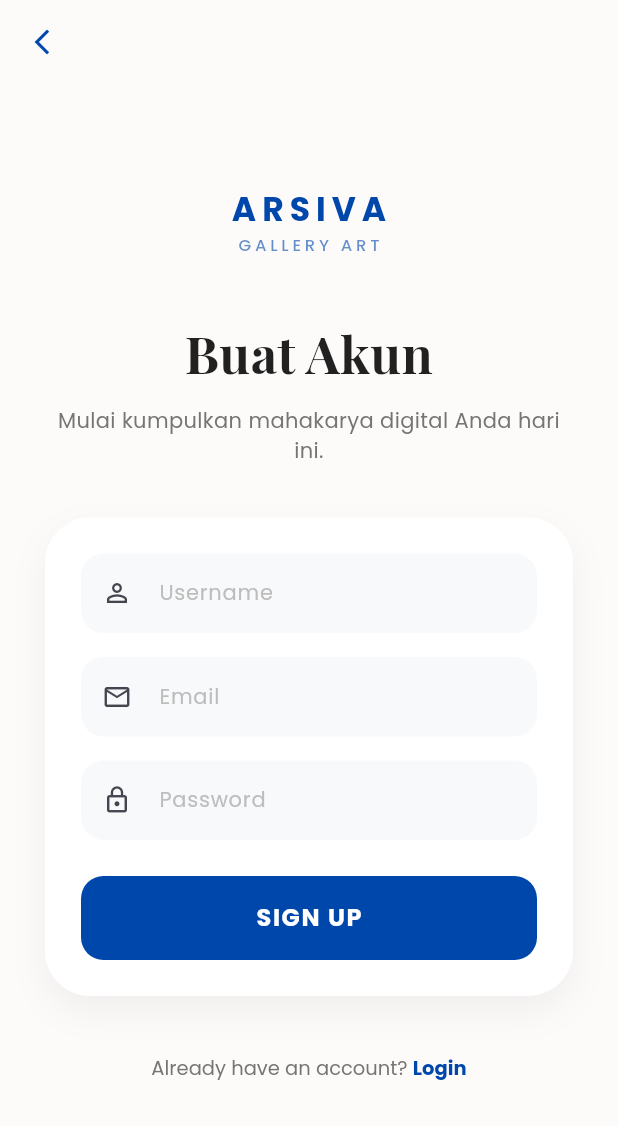
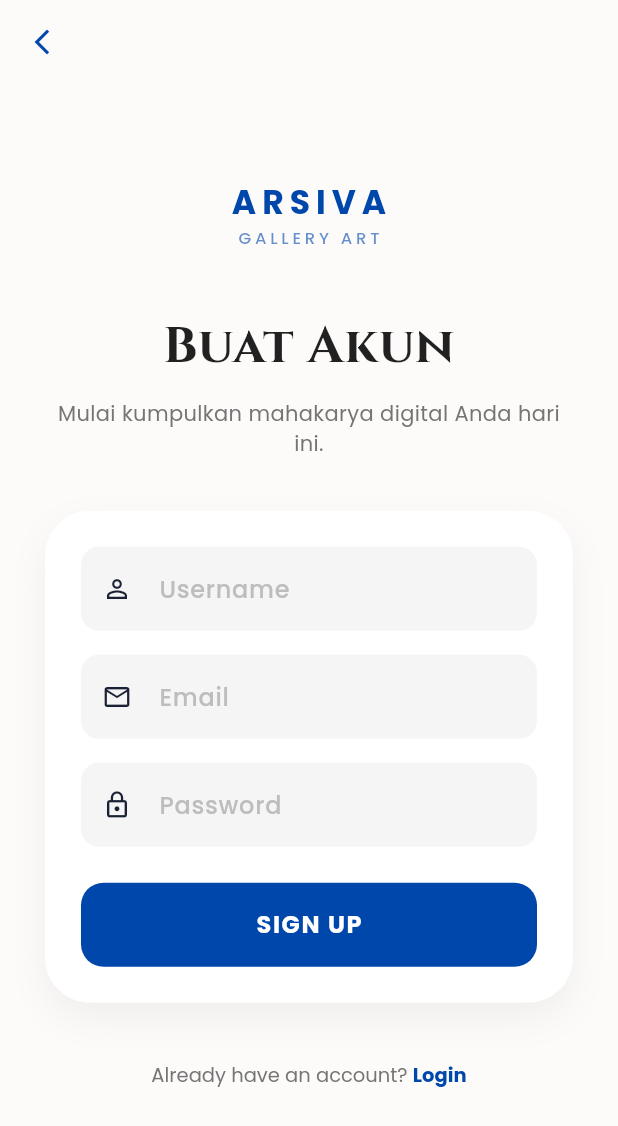
Before and after one commit to hilldanura198-bit/New-project-6, a Flutter app: the LoginPage screen opened directly, after a tap on an icon or button, on a phone screen of 412 x 824 dp. Shown: the top 1126 px of the screen. Run offline on Flutter 3.47's test engine with Material 3 defaults, Android fonts, the phone set to English and light mode, and no system bars; our stand-ins replace camera, flutter_riverpod, google_fonts, image_picker, supabase_flutter; accounts and stored records are empty; network calls fail.

Commit message:
feat: add splash-to-guest auth flow and global Poppins dark/light theme

```diff
--- /dev/null
+++ b/lib/src/core/theme/app_typography.dart
@@ -0,0 +1,21 @@
+import 'package:flutter/material.dart';
+import 'package:google_fonts/google_fonts.dart';
+
+class AppTypography {
+  const AppTypography._();
+
+  // Glyphic style fallback for tagline and "Buat Akun".
+  static TextStyle glyphic({
+    double? fontSize,
+    FontWeight? fontWeight,
+    Color? color,
+    double? letterSpacing,
+  }) {
+    return GoogleFonts.cinzel(
+      fontSize: fontSize,
+      fontWeight: fontWeight ?? FontWeight.w700,
+      color: color,
+      letterSpacing: letterSpacing,
+    );
+  }
+}
--- a/lib/src/features/auth/presentation/pages/login_page.dart
+++ b/lib/src/features/auth/presentation/pages/login_page.dart
@@ -1,7 +1,6 @@
 import 'package:flutter/material.dart';
-import 'package:google_fonts/google_fonts.dart';
 import 'package:supabase_flutter/supabase_flutter.dart';
-import '../../../home/presentation/pages/home_page.dart';
+import 'auth_landing_page.dart';
 import 'signup_page.dart';
 
 class LoginPage extends StatefulWidget {
@@ -75,7 +74,7 @@ class _LoginPageState extends State<LoginPage> {
       if (!mounted) return;
 
       Navigator.of(context).pushReplacement(
-        MaterialPageRoute<void>(builder: (_) => const HomePage()),
+        MaterialPageRoute<void>(builder: (_) => const AuthLandingPage()),
       );
     } on AuthException catch (error) {
       if (!mounted) return;
@@ -97,7 +96,7 @@ class _LoginPageState extends State<LoginPage> {
   @override
   Widget build(BuildContext context) {
     return Scaffold(
-      backgroundColor: const Color(0xFFFDFBFA),
+      backgroundColor: Theme.of(context).scaffoldBackgroundColor,
       body: SafeArea(
         child: Center(
           child: SingleChildScrollView(
@@ -105,25 +104,22 @@ class _LoginPageState extends State<LoginPage> {
             child: Column(
               mainAxisAlignment: MainAxisAlignment.center,
               children: [
-                // Header ARSIVA
                 Column(
                   children: [
                     Text(
                       'ARSIVA',
-                      style: GoogleFonts.poppins(
+                      style: Theme.of(context).textTheme.titleLarge?.copyWith(
                         fontWeight: FontWeight.bold,
-                        fontSize: 22,
                         letterSpacing: 4.0,
-                        color: const Color(0xFF0047AB),
+                        color: Colors.black,
                       ),
                     ),
                     Text(
                       'GALLERY ART',
-                      style: GoogleFonts.poppins(
+                      style: Theme.of(context).textTheme.bodySmall?.copyWith(
                         fontWeight: FontWeight.w500,
-                        fontSize: 11,
                         letterSpacing: 2.5,
-                        color: const Color(0xFF0047AB).withOpacity(0.6),
+                        color: Colors.black54,
                       ),
                     ),
                   ],
@@ -132,20 +128,13 @@ class _LoginPageState extends State<LoginPage> {
                 Text(
                   'Selamat Datang',
                   textAlign: TextAlign.center,
-                  style: GoogleFonts.playfairDisplay(
-                    fontSize: 34,
-                    fontWeight: FontWeight.bold,
-                    color: Colors.black87,
-                  ),
+                  style: Theme.of(context).textTheme.displayMedium?.copyWith(fontWeight: FontWeight.bold),
                 ),
                 const SizedBox(height: 10),
                 Text(
                   'Masuk untuk melanjutkan perjalanan seni Anda.',
                   textAlign: TextAlign.center,
-                  style: GoogleFonts.poppins(
-                    fontSize: 14,
-                    color: Colors.grey[600],
-                  ),
+                  style: Theme.of(context).textTheme.bodyMedium?.copyWith(color: Colors.black54),
                 ),
                 const SizedBox(height: 40),
 
@@ -157,7 +146,7 @@ class _LoginPageState extends State<LoginPage> {
                     borderRadius: BorderRadius.circular(30),
                     boxShadow: [
                       BoxShadow(
-                        color: Colors.black.withOpacity(0.05),
+                        color: Colors.black.withValues(alpha: 0.05),
                         blurRadius: 20,
                         offset: const Offset(0, 10),
                       ),
@@ -168,15 +157,23 @@ class _LoginPageState extends State<LoginPage> {
                       TextField(
                         controller: _emailController,
                         keyboardType: TextInputType.emailAddress,
-                        style: GoogleFonts.poppins(fontSize: 14),
+                        style: const TextStyle(color: Colors.black, fontSize: 16),
                         decoration: InputDecoration(
                           hintText: 'Email',
-                          hintStyle: GoogleFonts.poppins(color: Colors.grey[400]),
+                          hintStyle: TextStyle(color: Colors.grey[500]),
                           prefixIcon: const Icon(Icons.email_outlined, size: 20),
                           filled: true,
-                          fillColor: const Color(0xFFF8F9FA),
+                          fillColor: Colors.grey[100],
                           border: OutlineInputBorder(
-                            borderRadius: BorderRadius.circular(15),
+                            borderRadius: BorderRadius.circular(12),
+                            borderSide: BorderSide.none,
+                          ),
+                          enabledBorder: OutlineInputBorder(
+                            borderRadius: BorderRadius.circular(12),
+                            borderSide: BorderSide.none,
+                          ),
+                          focusedBorder: OutlineInputBorder(
+                            borderRadius: BorderRadius.circular(12),
                             borderSide: BorderSide.none,
                           ),
                         ),
@@ -185,15 +182,23 @@ class _LoginPageState extends State<LoginPage> {
                       TextField(
                         controller: _passwordController,
                         obscureText: true,
-                        style: GoogleFonts.poppins(fontSize: 14),
+                        style: const TextStyle(color: Colors.black, fontSize: 16),
                         decoration: InputDecoration(
                           hintText: 'Password',
-                          hintStyle: GoogleFonts.poppins(color: Colors.grey[400]),
+                          hintStyle: TextStyle(color: Colors.grey[500]),
                           prefixIcon: const Icon(Icons.lock_outline, size: 20),
                           filled: true,
-                          fillColor: const Color(0xFFF8F9FA),
+                          fillColor: Colors.grey[100],
                           border: OutlineInputBorder(
-                            borderRadius: BorderRadius.circular(15),
+                            borderRadius: BorderRadius.circular(12),
+                            borderSide: BorderSide.none,
+                          ),
+                          enabledBorder: OutlineInputBorder(
+                            borderRadius: BorderRadius.circular(12),
+                            borderSide: BorderSide.none,
+                          ),
+                          focusedBorder: OutlineInputBorder(
+                            borderRadius: BorderRadius.circular(12),
                             borderSide: BorderSide.none,
                           ),
                         ),
@@ -205,7 +210,7 @@ class _LoginPageState extends State<LoginPage> {
                         child: ElevatedButton(
                           onPressed: _isLoading ? null : _signIn,
                           style: ElevatedButton.styleFrom(
-                            backgroundColor: const Color(0xFF0047AB),
+                            backgroundColor: Colors.black,
                             foregroundColor: Colors.white,
                             shape: RoundedRectangleBorder(
                               borderRadius: BorderRadius.circular(15),
@@ -221,9 +226,9 @@ class _LoginPageState extends State<LoginPage> {
                                 )
                               : Text(
                                   'LOGIN',
-                                  style: GoogleFonts.poppins(
+                                  style: Theme.of(context).textTheme.bodyLarge?.copyWith(
+                                        color: Colors.white,
                                         fontWeight: FontWeight.bold,
-                                    fontSize: 16,
                                         letterSpacing: 1.1,
                                       ),
                                 ),
@@ -244,12 +249,12 @@ class _LoginPageState extends State<LoginPage> {
                     child: RichText(
                       text: TextSpan(
                         text: "Don't have an account? ",
-                      style: GoogleFonts.poppins(color: Colors.grey[600], fontSize: 13),
+                        style: Theme.of(context).textTheme.bodySmall?.copyWith(color: Colors.black54),
                         children: [
                           TextSpan(
                             text: "Sign up",
-                          style: GoogleFonts.poppins(
-                            color: const Color(0xFF0047AB),
+                            style: Theme.of(context).textTheme.bodySmall?.copyWith(
+                              color: Colors.black,
                               fontWeight: FontWeight.bold,
                             ),
                           ),
@@ -263,7 +268,7 @@ class _LoginPageState extends State<LoginPage> {
                     const Expanded(child: Divider()),
                     Padding(
                       padding: const EdgeInsets.symmetric(horizontal: 16),
-                      child: Text('or', style: GoogleFonts.poppins(color: Colors.grey, fontSize: 12)),
+                      child: Text('or', style: Theme.of(context).textTheme.bodySmall),
                     ),
                     const Expanded(child: Divider()),
                   ],
@@ -291,10 +296,9 @@ class _LoginPageState extends State<LoginPage> {
                         : const Icon(Icons.g_mobiledata_rounded, size: 30, color: Colors.red),
                     label: Text(
                       'Continue with Google',
-                      style: GoogleFonts.poppins(
-                        color: Colors.black87,
+                      style: Theme.of(context).textTheme.bodyMedium?.copyWith(
+                        color: Colors.black,
                         fontWeight: FontWeight.w500,
-                        fontSize: 14,
                       ),
                     ),
                   ),
--- a/lib/src/features/auth/presentation/pages/signup_page.dart
+++ b/lib/src/features/auth/presentation/pages/signup_page.dart
@@ -1,7 +1,8 @@
 import 'package:flutter/material.dart';
 import 'package:google_fonts/google_fonts.dart';
+import '../../../../core/theme/app_typography.dart';
 import 'package:supabase_flutter/supabase_flutter.dart';
-import '../../../home/presentation/pages/home_page.dart';
+import 'auth_landing_page.dart';
 
 class SignupPage extends StatefulWidget {
   const SignupPage({super.key});
@@ -60,17 +61,16 @@ class _SignupPageState extends State<SignupPage> {
 
       if (!mounted) return;
 
-      if (response.session != null) {
-        Navigator.of(context).pushAndRemoveUntil(
-          MaterialPageRoute<void>(builder: (_) => const HomePage()),
-          (route) => false,
-        );
-      } else {
-        ScaffoldMessenger.of(context).showSnackBar(
-          const SnackBar(content: Text('Signup successful. Please verify email, then login.')),
-        );
-        Navigator.of(context).pop();
-      }
+      ScaffoldMessenger.of(context).showSnackBar(
+        const SnackBar(
+          content: Text('Account created successfully. Welcome to ARSIVA.'),
+          backgroundColor: Colors.green,
+        ),
+      );
+      Navigator.of(context).pushAndRemoveUntil(
+        MaterialPageRoute<void>(builder: (_) => const AuthLandingPage()),
+        (route) => false,
+      );
     } on AuthException catch (error) {
       if (!mounted) return;
       ScaffoldMessenger.of(context).showSnackBar(
@@ -142,7 +142,7 @@ class _SignupPageState extends State<SignupPage> {
                         fontWeight: FontWeight.w500,
                         fontSize: 11,
                         letterSpacing: 2.5,
-                        color: const Color(0xFF0047AB).withOpacity(0.6),
+                        color: const Color(0xFF0047AB).withValues(alpha: 0.6),
                       ),
                     ),
                   ],
@@ -151,7 +151,7 @@ class _SignupPageState extends State<SignupPage> {
                 Text(
                   'Buat Akun',
                   textAlign: TextAlign.center,
-                  style: GoogleFonts.playfairDisplay(
+                  style: AppTypography.glyphic(
                     fontSize: 34,
                     fontWeight: FontWeight.bold,
                     color: Colors.black87,
@@ -176,7 +176,7 @@ class _SignupPageState extends State<SignupPage> {
                     borderRadius: BorderRadius.circular(30),
                     boxShadow: [
                       BoxShadow(
-                        color: Colors.black.withOpacity(0.05),
+                        color: Colors.black.withValues(alpha: 0.05),
                         blurRadius: 20,
                         offset: const Offset(0, 10),
                       ),
@@ -187,15 +187,23 @@ class _SignupPageState extends State<SignupPage> {
                       // Username Field
                       TextField(
                         controller: _usernameController,
-                        style: GoogleFonts.poppins(fontSize: 14),
+                        style: const TextStyle(color: Colors.black, fontSize: 16),
                         decoration: InputDecoration(
                           hintText: 'Username',
                           hintStyle: GoogleFonts.poppins(color: Colors.grey[400]),
                           prefixIcon: const Icon(Icons.person_outline, size: 20),
                           filled: true,
-                          fillColor: const Color(0xFFF8F9FA),
+                          fillColor: Colors.grey[100],
                           border: OutlineInputBorder(
-                            borderRadius: BorderRadius.circular(15),
+                            borderRadius: BorderRadius.circular(12),
+                            borderSide: BorderSide.none,
+                          ),
+                          enabledBorder: OutlineInputBorder(
+                            borderRadius: BorderRadius.circular(12),
+                            borderSide: BorderSide.none,
+                          ),
+                          focusedBorder: OutlineInputBorder(
+                            borderRadius: BorderRadius.circular(12),
                             borderSide: BorderSide.none,
                           ),
                         ),
@@ -205,15 +213,23 @@ class _SignupPageState extends State<SignupPage> {
                       TextField(
                         controller: _emailController,
                         keyboardType: TextInputType.emailAddress,
-                        style: GoogleFonts.poppins(fontSize: 14),
+                        style: const TextStyle(color: Colors.black, fontSize: 16),
                         decoration: InputDecoration(
                           hintText: 'Email',
                           hintStyle: GoogleFonts.poppins(color: Colors.grey[400]),
                           prefixIcon: const Icon(Icons.email_outlined, size: 20),
                           filled: true,
-                          fillColor: const Color(0xFFF8F9FA),
+                          fillColor: Colors.grey[100],
                           border: OutlineInputBorder(
-                            borderRadius: BorderRadius.circular(15),
+                            borderRadius: BorderRadius.circular(12),
+                            borderSide: BorderSide.none,
+                          ),
+                          enabledBorder: OutlineInputBorder(
+                            borderRadius: BorderRadius.circular(12),
+                            borderSide: BorderSide.none,
+                          ),
+                          focusedBorder: OutlineInputBorder(
+                            borderRadius: BorderRadius.circular(12),
                             borderSide: BorderSide.none,
                           ),
                         ),
@@ -223,15 +239,23 @@ class _SignupPageState extends State<SignupPage> {
                       TextField(
                         controller: _passwordController,
                         obscureText: true,
-                        style: GoogleFonts.poppins(fontSize: 14),
+                        style: const TextStyle(color: Colors.black, fontSize: 16),
                         decoration: InputDecoration(
                           hintText: 'Password',
                           hintStyle: GoogleFonts.poppins(color: Colors.grey[400]),
                           prefixIcon: const Icon(Icons.lock_outline, size: 20),
                           filled: true,
-                          fillColor: const Color(0xFFF8F9FA),
+                          fillColor: Colors.grey[100],
                           border: OutlineInputBorder(
-                            borderRadius: BorderRadius.circular(15),
+                            borderRadius: BorderRadius.circular(12),
+                            borderSide: BorderSide.none,
+                          ),
+                          enabledBorder: OutlineInputBorder(
+                            borderRadius: BorderRadius.circular(12),
+                            borderSide: BorderSide.none,
+                          ),
+                          focusedBorder: OutlineInputBorder(
+                            borderRadius: BorderRadius.circular(12),
                             borderSide: BorderSide.none,
                           ),
                         ),
```
Also changed, not shown: lib/src/app.dart (+6 -19 lines), lib/src/core/theme/app_theme.dart (+86 -166 lines), lib/src/core/widgets/main_navigation.dart (+17 -12 lines), lib/src/features/auth/presentation/pages/auth_landing_page.dart (added, +40 -0 lines), lib/src/features/onboarding/presentation/pages/guest_explore_page.dart (added, +108 -0 lines), lib/src/features/onboarding/presentation/pages/splash_page.dart (added, +61 -0 lines). Lines whose indentation alone changed are shown as unchanged.
